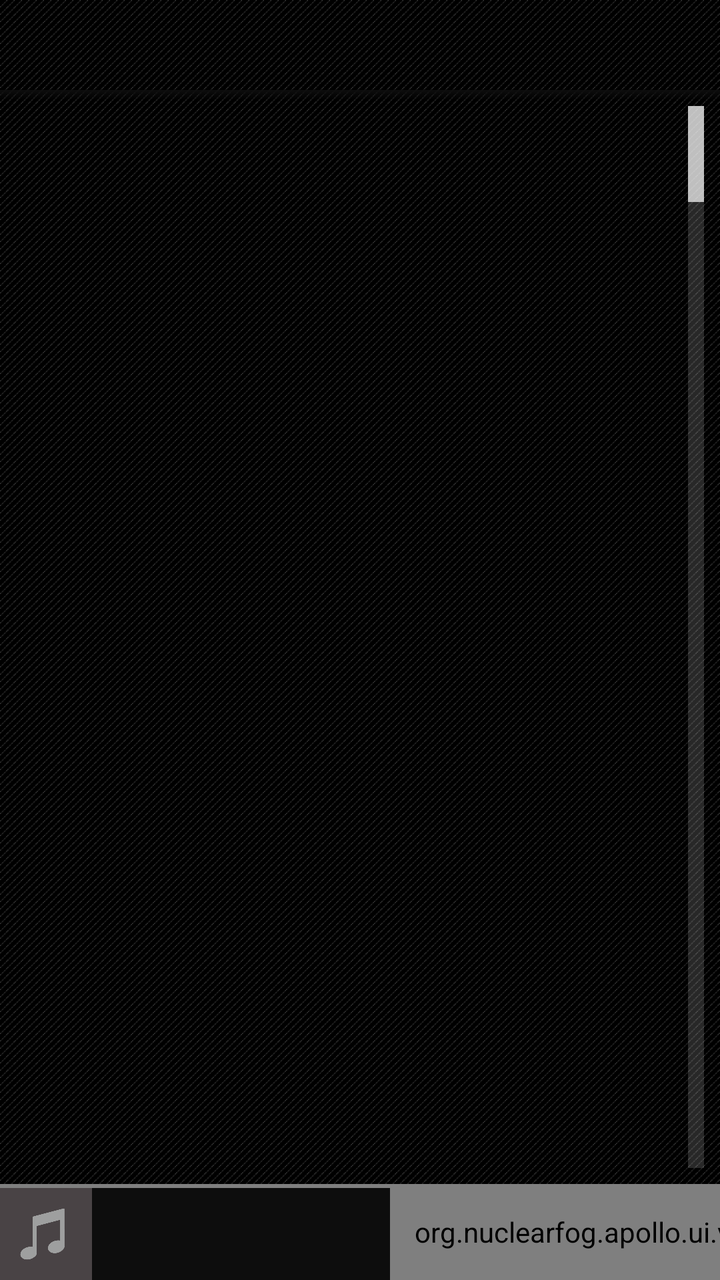
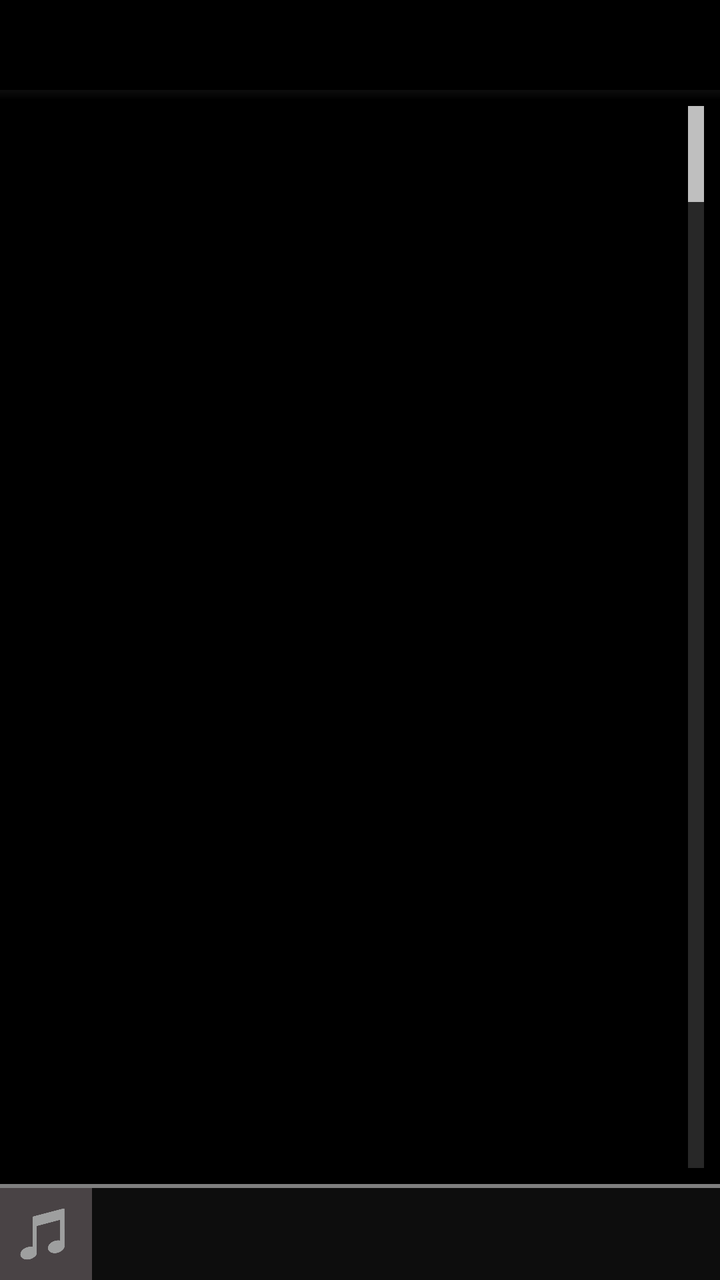

Screens rendered from an Android XML layout before and after an edit, with the pre-edit source and the edit as a unified diff.
<!-- AndroidManifest.xml: application theme Apollo.Theme.Dark -->
<!-- res/layout/grid_search.xml -->
<?xml version="1.0" encoding="utf-8"?>
<androidx.constraintlayout.widget.ConstraintLayout xmlns:android="http://schemas.android.com/apk/res/android"
	xmlns:app="http://schemas.android.com/apk/res-auto"
	xmlns:tools="http://schemas.android.com/tools"
	android:layout_width="match_parent"
	android:layout_height="match_parent"
	android:background="@drawable/pager_background">

	<androidx.appcompat.widget.Toolbar
		android:id="@+id/grid_search_toolbar"
		android:layout_width="0dp"
		android:layout_height="@dimen/toolbar_height"
		app:layout_constraintStart_toStartOf="parent"
		app:layout_constraintTop_toTopOf="parent"
		app:layout_constraintEnd_toEndOf="parent" />

	<TextView
		android:id="@+id/grid_search_empty_info"
		android:layout_width="0dp"
		android:layout_height="wrap_content"
		android:visibility="invisible"
		android:layout_gravity="center"
		android:text="@string/empty_search"
		app:layout_constraintStart_toStartOf="@id/grid_search"
		app:layout_constraintTop_toTopOf="@id/grid_search"
		app:layout_constraintBottom_toBottomOf="@id/grid_search"
		app:layout_constraintEnd_toEndOf="@id/grid_search" />

	<GridView
		android:id="@+id/grid_search"
		android:layout_width="0dp"
		android:layout_height="0dp"
		android:cacheColorHint="@color/transparent"
		android:drawSelectorOnTop="true"
		android:fadingEdge="vertical"
		android:fastScrollEnabled="true"
		android:horizontalSpacing="@dimen/grid_item_spacing"
		android:verticalSpacing="@dimen/grid_item_spacing"
		android:layout_margin="@dimen/grid_search_grid_margin"
		app:layout_constraintStart_toStartOf="parent"
		app:layout_constraintTop_toBottomOf="@id/grid_search_toolbar"
		app:layout_constraintBottom_toTopOf="@id/grid_search_actionbar"
		app:layout_constraintEnd_toEndOf="parent" />

	<ImageView
		android:id="@+id/grid_search_shadow"
		android:layout_width="0dp"
		android:layout_height="@dimen/shadow_height"
		android:src="@drawable/top_shadow"
		app:layout_constraintStart_toStartOf="parent"
		app:layout_constraintTop_toBottomOf="@id/grid_search_toolbar"
		app:layout_constraintEnd_toEndOf="parent"
		tools:ignore="ContentDescription" />

	<include
		android:id="@+id/grid_search_actionbar"
		android:layout_width="0dp"
		android:layout_height="@dimen/bottom_action_bar_height"
		app:layout_constraintStart_toStartOf="parent"
		app:layout_constraintBottom_toBottomOf="parent"
		app:layout_constraintEnd_toEndOf="parent"
		layout="@layout/bottom_action_bar" />

</androidx.constraintlayout.widget.ConstraintLayout>
<!-- res/layout/bottom_action_bar.xml (included above) -->
<?xml version="1.0" encoding="utf-8"?>
<androidx.constraintlayout.widget.ConstraintLayout xmlns:android="http://schemas.android.com/apk/res/android"
	xmlns:app="http://schemas.android.com/apk/res-auto"
	xmlns:tools="http://schemas.android.com/tools"
	android:id="@+id/bottom_action_bar"
	android:layout_width="match_parent"
	android:layout_height="@dimen/bottom_action_bar_height"
	android:background="@color/action_bar_color"
	android:layout_gravity="bottom">

	<ImageView
		android:id="@+id/bottom_action_bar_background"
		android:layout_width="0dp"
		android:layout_height="0dp"
		app:layout_constraintStart_toEndOf="@id/bottom_action_bar_album_art"
		app:layout_constraintTop_toBottomOf="@id/colorstrip"
		app:layout_constraintBottom_toBottomOf="parent"
		app:layout_constraintEnd_toEndOf="parent"
		tools:ignore="ContentDescription" />

	<org.nuclearfog.apollo.ui.views.theme.Colorstrip
		android:id="@+id/colorstrip"
		android:layout_width="0dp"
		android:layout_height="@dimen/colorstrip_height"
		app:layout_constraintStart_toStartOf="parent"
		app:layout_constraintTop_toTopOf="parent"
		app:layout_constraintEnd_toEndOf="parent" />

	<ImageView
		android:id="@+id/bottom_action_bar_album_art"
		android:layout_width="0dp"
		android:layout_height="0dp"
		android:src="@drawable/default_artwork"
		android:contentDescription="@string/accessibility_album_art"
		app:layout_constraintStart_toStartOf="parent"
		app:layout_constraintTop_toBottomOf="@id/colorstrip"
		app:layout_constraintBottom_toBottomOf="parent"
		app:layout_constraintDimensionRatio="1.0" />

	<TextView
		android:id="@+id/bottom_action_bar_line_one"
		android:layout_width="0dp"
		android:layout_height="wrap_content"
		android:layout_marginLeft="@dimen/bottom_action_bar_info_padding_left"
		android:layout_marginStart="@dimen/bottom_action_bar_info_padding_left"
		android:textColor="@color/bab_line_one"
		app:layout_constraintStart_toEndOf="@id/bottom_action_bar_album_art"
		app:layout_constraintTop_toBottomOf="@id/colorstrip"
		app:layout_constraintBottom_toTopOf="@id/bottom_action_bar_line_two"
		app:layout_constraintEnd_toStartOf="@id/bottom_action_bar_scrollview"
		app:layout_constraintVertical_chainStyle="packed"
		style="@style/BottomActionBarLineOne" />

	<TextView
		android:id="@+id/bottom_action_bar_line_two"
		android:layout_width="0dp"
		android:layout_height="wrap_content"
		android:layout_marginLeft="@dimen/bottom_action_bar_info_padding_left"
		android:layout_marginStart="@dimen/bottom_action_bar_info_padding_left"
		android:textColor="@color/bab_line_two"
		app:layout_constraintStart_toEndOf="@id/bottom_action_bar_album_art"
		app:layout_constraintTop_toBottomOf="@id/bottom_action_bar_line_one"
		app:layout_constraintBottom_toBottomOf="parent"
		app:layout_constraintEnd_toStartOf="@id/bottom_action_bar_scrollview"
		app:layout_constraintVertical_chainStyle="packed"
		style="@style/BottomActionBarLineTwo" />

	<HorizontalScrollView
		android:id="@+id/bottom_action_bar_scrollview"
		android:layout_width="@dimen/bottom_action_bar_button_container_width"
		android:layout_height="0dp"
		android:scrollbars="none"
		app:layout_constraintTop_toTopOf="@id/colorstrip"
		app:layout_constraintBottom_toBottomOf="parent"
		app:layout_constraintEnd_toEndOf="parent">

		<LinearLayout
			android:id="@+id/action_controls"
			android:orientation="horizontal"
			android:layout_width="wrap_content"
			android:layout_height="match_parent"
			android:layoutDirection="ltr"
			tools:ignore="UnusedAttribute">

			<org.nuclearfog.apollo.ui.views.RepeatingImageButton
				android:id="@+id/action_button_previous"
				style="@style/BottomActionBarItem.Previous" />

			<org.nuclearfog.apollo.ui.views.PlayPauseButton
				android:id="@+id/action_button_play"
				style="@style/BottomActionBarItem.Play" />

			<org.nuclearfog.apollo.ui.views.RepeatingImageButton
				android:id="@+id/action_button_next"
				style="@style/BottomActionBarItem.Next" />

			<org.nuclearfog.apollo.ui.views.ShuffleButton
				android:id="@+id/action_button_shuffle"
				style="@style/BottomActionBarItem.Shuffle" />

			<org.nuclearfog.apollo.ui.views.RepeatButton
				android:id="@+id/action_button_repeat"
				style="@style/BottomActionBarItem.Repeat" />

		</LinearLayout>

	</HorizontalScrollView>

</androidx.constraintlayout.widget.ConstraintLayout>
<!-- resources referenced by this layout -->
<resources>
  <color name="action_bar_color">#ff0d0d0d</color>
  <color name="bab_line_one">@color/white</color>
  <color name="bab_line_two">@color/transparent_white</color>
  <color name="transparent">#00000000</color>
  <dimen name="bottom_action_bar_button_container_width">165.0dp</dimen>
  <dimen name="bottom_action_bar_height">48.0dp</dimen>
  <dimen name="bottom_action_bar_info_padding_left">5.0dp</dimen>
  <dimen name="colorstrip_height">2.0dp</dimen>
  <dimen name="grid_item_spacing">4.0dp</dimen>
  <dimen name="grid_search_grid_margin">8dp</dimen>
  <dimen name="shadow_height">5.0dp</dimen>
  <dimen name="toolbar_height">45dp</dimen>
  <!-- drawable pager_background (drawable) -->
  <?xml version="1.0" encoding="utf-8"?>
  <bitmap xmlns:android="http://schemas.android.com/apk/res/android"
  	android:src="@drawable/view_pager_background_texture"
  	android:tileMode="repeat" />
  <!-- drawable top_shadow (drawable) -->
  <?xml version="1.0" encoding="utf-8"?>
  <shape xmlns:android="http://schemas.android.com/apk/res/android"
  	android:shape="rectangle">
  
  	<gradient
  		android:angle="270"
  		android:endColor="@color/transparent"
  		android:startColor="@color/action_bar" />
  
  </shape>
  <string name="accessibility_album_art">Album Art</string>
  <string name="empty_search">No search results found</string>
  <style name="BottomActionBarItem.Next" parent="@style/BottomActionBarItem">
  		<item name="android:contentDescription">@string/accessibility_next</item>
  	</style>
  <style name="BottomActionBarItem.Play" parent="@style/BottomActionBarItem">
  		<item name="android:contentDescription">@string/accessibility_play</item>
  	</style>
  <style name="BottomActionBarItem.Previous" parent="@style/BottomActionBarItem">
  		<item name="android:contentDescription">@string/accessibility_prev</item>
  	</style>
  <style name="BottomActionBarItem.Repeat" parent="@style/BottomActionBarItem">
  		<item name="android:contentDescription">@string/accessibility_repeat</item>
  	</style>
  <style name="BottomActionBarItem.Shuffle" parent="@style/BottomActionBarItem">
  		<item name="android:contentDescription">@string/accessibility_shuffle</item>
  	</style>
  <style name="BottomActionBarLineOne" parent="@style/BottomActionBarText">
  		<item name="android:textStyle">bold</item>
  	</style>
  <style name="BottomActionBarLineTwo" parent="@style/BottomActionBarText" />
  <style name="Apollo.Theme.Dark" parent="Theme.AppCompat.NoActionBar">
  		<item name="colorPrimaryDark">@color/apollo_dark</item>
  		<item name="windowActionBar">false</item>
  		<item name="windowNoTitle">true</item>
  		<item name="colorAccent">@android:color/white</item>
  		<item name="android:colorBackground">@android:color/black</item>
  		<item name="android:windowContentOverlay">@null</item>
  		<item name="android:windowAnimationStyle">@style/TransactionPending</item>
  	</style>
  <color name="white">#ffffffff</color>
  <color name="transparent_white">#ffcccccc</color>
  <!-- drawable view_pager_background_texture: png bitmap (drawable-hdpi, 115 bytes) -->
  <color name="action_bar">@color/action_bar_color</color>
  <string name="accessibility_next">Next</string>
  <string name="accessibility_play">Play</string>
  <string name="accessibility_prev">Previous</string>
  <string name="accessibility_repeat">Repeat</string>
  <string name="accessibility_shuffle">Shuffle</string>
  <color name="apollo_dark">#ff0a0a0a</color>
  <style name="TransactionPending" parent="@android:style/Animation">
  		<item name="android:activityOpenEnterAnimation">@android:anim/fade_in</item>
  		<item name="android:activityOpenExitAnimation">@android:anim/fade_out</item>
  		<item name="android:activityCloseEnterAnimation">@android:anim/fade_in</item>
  		<item name="android:activityCloseExitAnimation">@android:anim/fade_out</item>
  	</style>
  <dimen name="bottom_action_bar_item_padding_left">12.0dp</dimen>
  <dimen name="bottom_action_bar_item_padding_right">12.0dp</dimen>
  <dimen name="text_size_extra_micro">10.0sp</dimen>
  <!-- unchanged entries left out for length: 3 -->
</resources>

<!-- the commit's change to res/layout/grid_search.xml (unified diff, before → after) -->
@@ -2,9 +2,10 @@
 <androidx.constraintlayout.widget.ConstraintLayout xmlns:android="http://schemas.android.com/apk/res/android"
 	xmlns:app="http://schemas.android.com/apk/res-auto"
 	xmlns:tools="http://schemas.android.com/tools"
+	android:id="@+id/grid_search_root"
 	android:layout_width="match_parent"
 	android:layout_height="match_parent"
-	android:background="@drawable/pager_background">
+	tools:context=".ui.activities.SearchActivity">
 
 	<androidx.appcompat.widget.Toolbar
 		android:id="@+id/grid_search_toolbar"
@@ -135,6 +136,7 @@
 		android:layout_width="@dimen/bottom_action_bar_button_container_width"
 		android:layout_height="0dp"
 		android:scrollbars="none"
+		android:visibility="invisible"
 		app:layout_constraintTop_toTopOf="@id/colorstrip"
 		app:layout_constraintBottom_toBottomOf="parent"
 		app:layout_constraintEnd_toEndOf="parent">
<!-- resource entries referenced after the edit -->
@@ -12,11 +12,6 @@
   <dimen name="grid_search_grid_margin">8dp</dimen>
   <dimen name="shadow_height">5.0dp</dimen>
   <dimen name="toolbar_height">45dp</dimen>
-  <!-- drawable pager_background (drawable) -->
-  <?xml version="1.0" encoding="utf-8"?>
-  <bitmap xmlns:android="http://schemas.android.com/apk/res/android"
-  	android:src="@drawable/view_pager_background_texture"
-  	android:tileMode="repeat" />
   <!-- drawable top_shadow (drawable) -->
   <?xml version="1.0" encoding="utf-8"?>
   <shape xmlns:android="http://schemas.android.com/apk/res/android"
@@ -60,7 +55,6 @@
   	</style>
   <color name="white">#ffffffff</color>
   <color name="transparent_white">#ffcccccc</color>
-  <!-- drawable view_pager_background_texture: png bitmap (drawable-hdpi, 115 bytes) -->
   <color name="action_bar">@color/action_bar_color</color>
   <string name="accessibility_next">Next</string>
   <string name="accessibility_play">Play</string>
